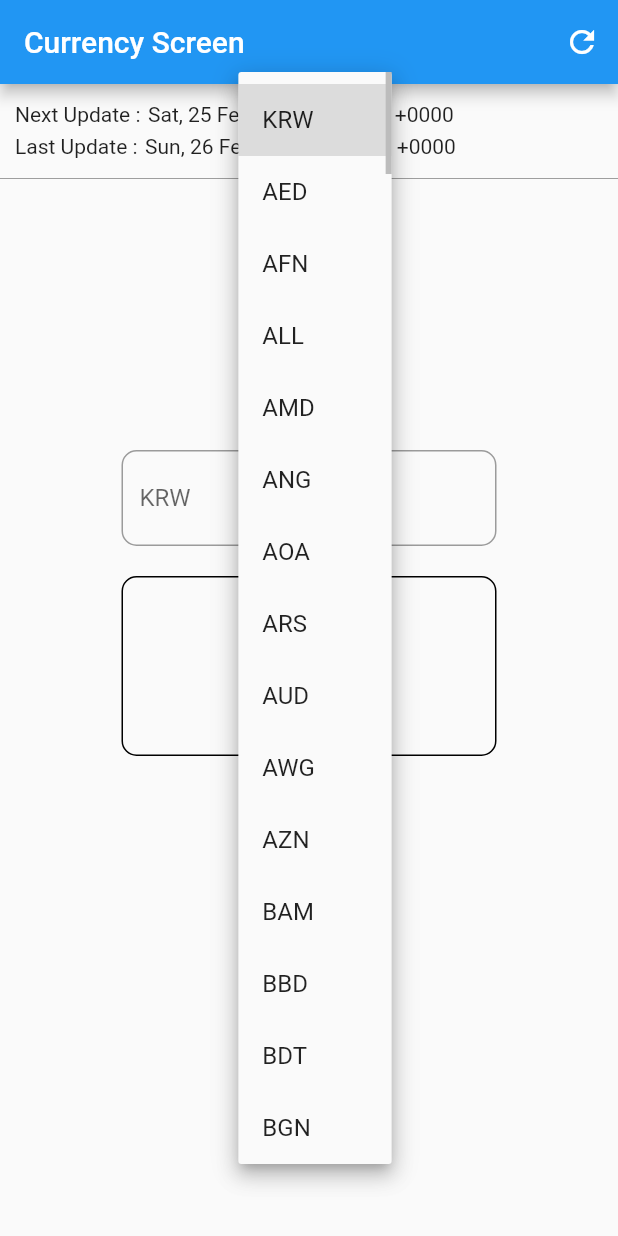
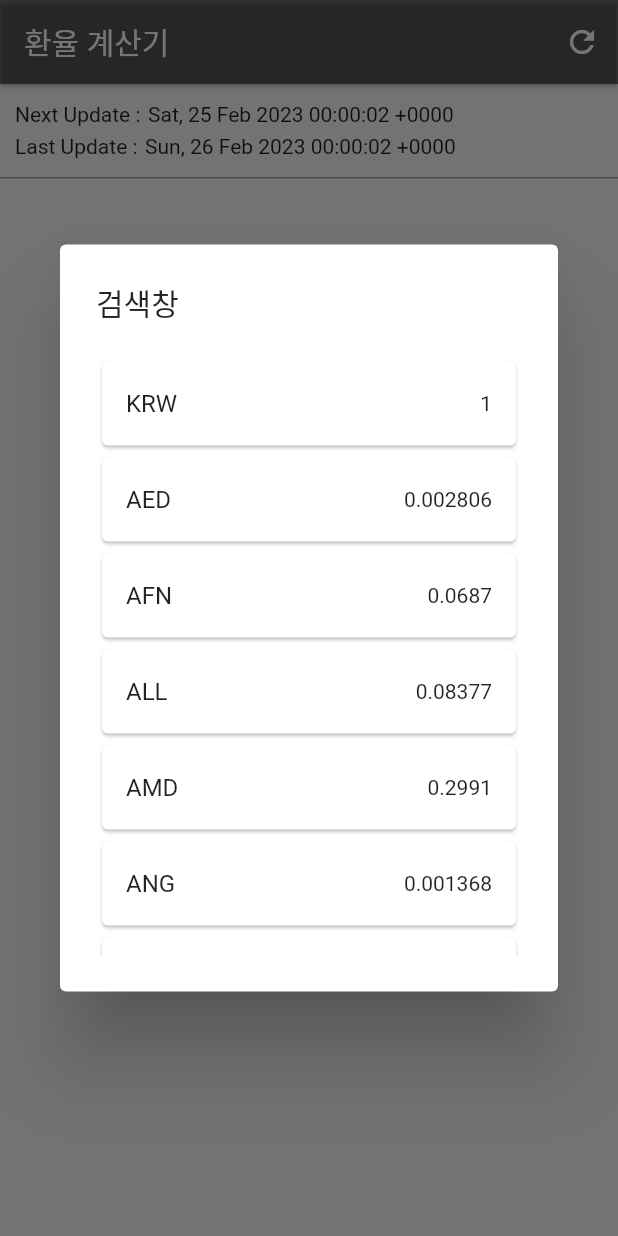
Before and after one commit to wyongjae/currency_info_app_practice, a Flutter app: the screen it shows after launch, after a tap on "KRW", on a phone screen of 412 x 824 dp. Run offline on Flutter 3.47's test engine with Material 2 defaults, Android fonts, the phone set to English and light mode, and no system bars; our stand-ins replace freezed_annotation; generated files the repository leaves out were written again.

Commit message:
Delete: DropdownButton & Add: ElevatedButton in CurrencyScreen to call AlertDialog

```diff
--- a/lib/data/data_source/remote/dto/currency_dto.dart
+++ /dev/null
@@ -1,16 +0,0 @@
-import 'package:currency_info_app_prac/domain/model/conversion_rates.dart';
-import 'package:freezed_annotation/freezed_annotation.dart';
-
-part 'currency_dto.freezed.dart';
-part 'currency_dto.g.dart';
-
-@freezed
-class CurrencyDto with _$CurrencyDto {
-  factory CurrencyDto({
-    required String time_last_update_utc,
-    required String time_next_update_utc,
-    required ConversionRates conversion_rates,
-  }) = _CurrencyDto;
-
-  factory CurrencyDto.fromJson(Map<String, dynamic> json) => _$CurrencyDtoFromJson(json);
-}
--- a/lib/presentation/currency_screen/currency_screen.dart
+++ b/lib/presentation/currency_screen/currency_screen.dart
@@ -1,5 +1,4 @@
 import 'package:currency_info_app_prac/presentation/currency_add_screen/currency_add_screen.dart';
-import 'package:currency_info_app_prac/presentation/currency_add_screen/currency_add_view_model.dart';
 import 'package:currency_info_app_prac/presentation/currency_screen/currency_view_model.dart';
 import 'package:flutter/material.dart';
 import 'package:provider/provider.dart';
@@ -42,7 +41,9 @@ class _CurrencyScreenState extends State<CurrencyScreen> {
 
     return Scaffold(
       appBar: AppBar(
-        title: const Text('Currency Screen'),
+        backgroundColor: Colors.black54,
+        title: const Text('환율 계산기'),
+        elevation: 1,
         actions: [
           IconButton(
             onPressed: () {
@@ -95,53 +96,77 @@ class _CurrencyScreenState extends State<CurrencyScreen> {
             ),
           ),
           const Divider(
-            height: 2,
+            height: 1,
+            thickness: 1,
             color: Colors.grey,
           ),
           const SizedBox(
             height: 180,
           ),
-          SizedBox(
-            width: 250,
-            child: TextFormField(
-              controller: _controller,
-              keyboardType: TextInputType.number,
-              onChanged: (text) {
-                viewModel.changeTextField(text);
+          Row(
+            mainAxisAlignment: MainAxisAlignment.spaceEvenly,
+            children: [
+              Container(
+                width: 150,
+                height: 60,
+                decoration: BoxDecoration(
+                    border: Border.all(
+                  width: 2,
+                  color: Colors.black45,
+                )),
+                child: ElevatedButton(
+                  onPressed: () {
+                    viewModel.fetch();
+                    showDialog(
+                      context: context,
+                      builder: (BuildContext context) {
+                        viewModel.fetch();
+                        return AlertDialog(
+                          title: const Text('검색창'),
+                          content: SizedBox(
+                            width: double.maxFinite,
+                            height: 400,
+                            child: ListView.builder(
+                              itemCount: viewModel.state.conversionRates.length,
+                              itemBuilder: (BuildContext context, int index) {
+                                final conversionRate =
+                                    viewModel.state.conversionRates[index];
+
+                                return Card(
+                                  child: InkWell(
+                                    splashColor: Colors.black38,
+                                    onTap: () {
+                                      viewModel.setNation(conversionRate);
+                                      Navigator.pop(context);
                                     },
-              decoration: const InputDecoration(
-                  labelText: 'KRW',
-                  hintText: '금액을 입력하세요.',
-                  border: OutlineInputBorder(
-                    borderRadius: BorderRadius.all(Radius.circular(10)),
-                  )),
+                                    child: ListTile(
+                                      title: Text(conversionRate.nation),
+                                      trailing: Text('${conversionRate.rate}'),
                                     ),
                                   ),
-          const SizedBox(
-            height: 20,
-          ),
-          Container(
-            width: 250,
-            height: 120,
-            decoration: BoxDecoration(
-              borderRadius: BorderRadius.circular(10),
-              border: Border.all(
-                color: Colors.black,
+                                );
+                              },
                             ),
                           ),
-            child: Column(
-              children: [
-                DropdownButton<ConversionRate>(
-                  value: viewModel.state.conversionRate,
-                  items: viewModel.conversionRates.map((value) {
-                    return DropdownMenuItem<ConversionRate>(
-                      value: value,
-                      child: Text(value.nation),
                         );
-                  }).toList(),
-                  onChanged: (ConversionRate? value) {
-                    viewModel.setNation(value!);
                       },
+                    );
+                  },
+                  style: ElevatedButton.styleFrom(
+                    shape: RoundedRectangleBorder(
+                      borderRadius: BorderRadius.circular(0),
+                    ),
+                    foregroundColor: Colors.black87,
+                    backgroundColor: Colors.white,
+                    elevation: 0.0,
+                  ),
+                  child: Text(
+                    viewModel.state.conversionRate.nation,
+                    style: const TextStyle(
+                      fontSize: 24,
+                    ),
+                  ),
+                ),
               ),
               Flexible(
                 child: Text(
@@ -153,7 +178,6 @@ class _CurrencyScreenState extends State<CurrencyScreen> {
               ),
             ],
           ),
-          ),
         ],
       ),
     );
```
Also changed, not shown: lib/data/mapper/currency_mapper.dart (deleted). Lines whose indentation alone changed are shown as unchanged.
